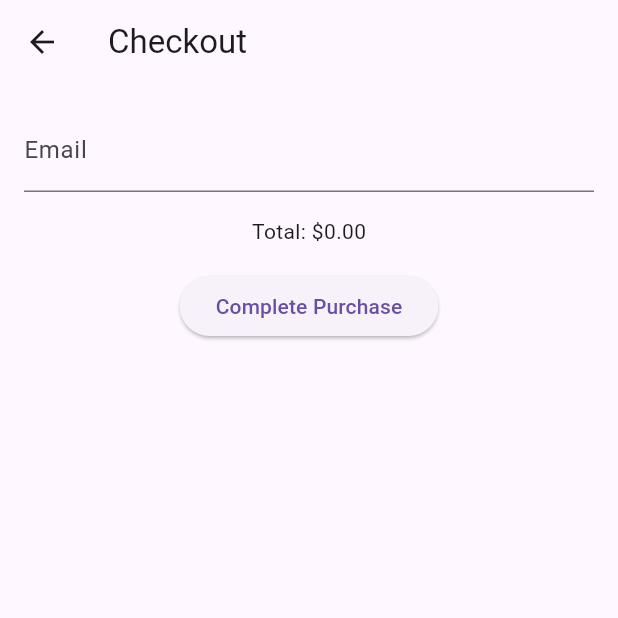
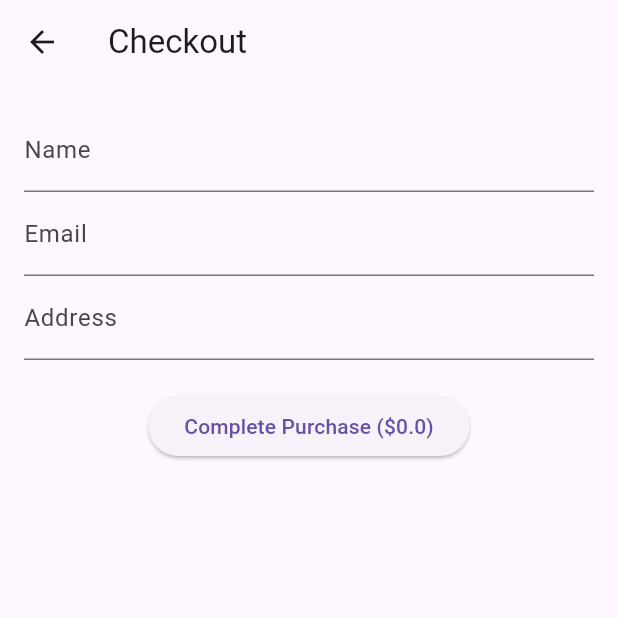
Before and after one commit to loficrypto/fire_flutter_store, a Flutter app: the CheckoutView screen opened directly with empty values, on a phone screen of 412 x 824 dp, the top half of it. Run offline on Flutter 3.47's test engine with Material 3 defaults, Android fonts, the phone set to English and light mode, and no system bars; our stand-ins replace cloud_firestore, firebase_auth, firebase_core, firebase_storage; accounts and stored records are empty.

Commit message:
Update checkout_view.dart

```diff
--- a/lib/views/checkout_view.dart
+++ b/lib/views/checkout_view.dart
@@ -1,83 +1,133 @@
 import 'package:flutter/material.dart';
+import 'package:cloud_firestore/cloud_firestore.dart';
+import 'package:firebase_auth/firebase_auth.dart';
 import '../models/product.dart';
-import '../services/firestore_service.dart';
 import '../services/email_service.dart';
 
-class CheckoutView extends StatelessWidget {
+class CheckoutView extends StatefulWidget {
   final List<Product> cartItems;
-  final double walletBalance;
-  final double totalAmount;
-  final Function(double) updateWalletBalance;
 
-  CheckoutView({
-    required this.cartItems,
-    required this.walletBalance,
-    required this.totalAmount,
-    required this.updateWalletBalance,
-  });
+  CheckoutView({required this.cartItems});
+
+  @override
+  _CheckoutViewState createState() => _CheckoutViewState();
+}
+
+class _CheckoutViewState extends State<CheckoutView> {
+  final _formKey = GlobalKey<FormState>();
+  String name = '';
+  String email = '';
+  String address = '';
+  bool isLoading = false;
 
   @override
   Widget build(BuildContext context) {
-    final GlobalKey<FormState> _formKey = GlobalKey<FormState>();
-    final TextEditingController _emailController = TextEditingController();
-
-    void _handleCheckout() async {
-      if (_formKey.currentState!.validate()) {
-        if (walletBalance >= totalAmount) {
-          // Update wallet balance
-          updateWalletBalance(totalAmount);
-
-          // Create order
-          final orderData = {
-            'items': cartItems.map((item) => item.name).toList(),
-            'totalAmount': totalAmount,
-            'date': DateTime.now().toIso8601String(),
-          };
-          await FirestoreService().setData('orders', orderData);
-
-          // Send email
-          final emailContent =
-              'Thank you for your purchase! Here are your product links: ${cartItems.map((item) => item.imageUrl).join(', ')}';
-          await EmailService().sendEmail(_emailController.text, 'Order Confirmation', emailContent);
-
-          ScaffoldMessenger.of(context).showSnackBar(SnackBar(content: Text('Purchase successful!')));
-        } else {
-          ScaffoldMessenger.of(context).showSnackBar(SnackBar(content: Text('Insufficient wallet balance.')));
-        }
-      }
-    }
+    double totalAmount = widget.cartItems.fold(0, (sum, item) => sum + item.price);
 
     return Scaffold(
       appBar: AppBar(
         title: Text('Checkout'),
       ),
       body: Padding(
-        padding: EdgeInsets.all(16.0),
-        child: Form(
+        padding: const EdgeInsets.all(16.0),
+        child: Column(
+          children: [
+            Form(
               key: _formKey,
               child: Column(
                 children: [
                   TextFormField(
-                controller: _emailController,
-                decoration: InputDecoration(labelText: 'Email'),
+                    decoration: InputDecoration(labelText: 'Name'),
+                    onChanged: (value) => name = value,
                     validator: (value) {
-                  if (value == null || !value.contains('@')) {
-                    return 'Please enter a valid email';
+                      if (value == null || value.isEmpty) {
+                        return 'Please enter your name';
                       }
                       return null;
                     },
                   ),
-              SizedBox(height: 16.0),
-              Text('Total: \$${totalAmount.toStringAsFixed(2)}'),
-              SizedBox(height: 16.0),
-              ElevatedButton(
-                onPressed: _handleCheckout,
-                child: Text('Complete Purchase'),
+                  TextFormField(
+                    decoration: InputDecoration(labelText: 'Email'),
+                    onChanged: (value) => email = value,
+                    validator: (value) {
+                      if (value == null || value.isEmpty) {
+                        return 'Please enter your email';
+                      }
+                      return null;
+                    },
+                  ),
+                  TextFormField(
+                    decoration: InputDecoration(labelText: 'Address'),
+                    onChanged: (value) => address = value,
+                    validator: (value) {
+                      if (value == null || value.isEmpty) {
+                        return 'Please enter your address';
+                      }
+                      return null;
+                    },
                   ),
                 ],
               ),
             ),
+            SizedBox(height: 20),
+            isLoading ? CircularProgressIndicator() : ElevatedButton(
+              onPressed: _checkout,
+              child: Text('Complete Purchase (\$$totalAmount)'),
+            ),
+          ],
+        ),
       ),
     );
   }
+
+  Future<void> _checkout() async {
+    if (!_formKey.currentState!.validate()) {
+      return;
     }
+
+    setState(() {
+      isLoading = true;
+    });
+
+    try {
+      FirebaseUser user = await FirebaseAuth.instance.currentUser;
+      CollectionReference orders = Firestore.instance.collection('orders');
+
+      await orders.add({
+        'userId': user.uid,
+        'items': widget.cartItems.map((item) => item.toMap()).toList(),
+        'totalAmount': widget.cartItems.fold(0, (sum, item) => sum + item.price),
+        'date': DateTime.now().toIso8601String(),
+      });
+
+      await Firestore.instance.collection('users').document(user.uid).updateData({
+        'walletBalance': FieldValue.increment(-widget.cartItems.fold(0, (sum, item) => sum + item.price)),
+      });
+
+      List<String> productLinks = [];
+      for (Product item in widget.cartItems) {
+        StorageReference ref = FirebaseStorage.instance.ref().child(item.productFile);
+        String url = await ref.getDownloadURL();
+        productLinks.add('${item.name}: $url');
+      }
+
+      await EmailService().sendEmail(
+        email,
+        'Your Purchase from Our Shop',
+        'Thank you for your purchase!\n\nHere are your download links:\n\n${productLinks.join('\n')}',
+      );
+
+      setState(() {
+        isLoading = false;
+        widget.cartItems.clear();
+      });
+
+      ScaffoldMessenger.of(context).showSnackBar(SnackBar(content: Text('Purchase successful! Check your email for download links.')));
+    } catch (error) {
+      setState(() {
+        isLoading = false;
+      });
+      ScaffoldMessenger.of(context).showSnackBar(SnackBar(content: Text('Failed to complete purchase. Please try again.')));
+    }
+  }
+}
```
Lines whose indentation alone changed are shown as unchanged.
